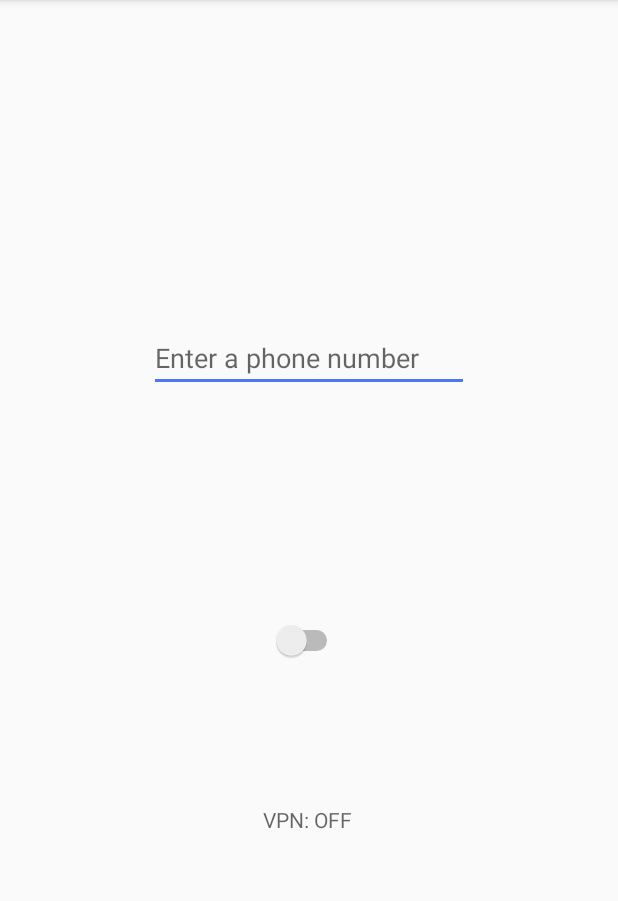
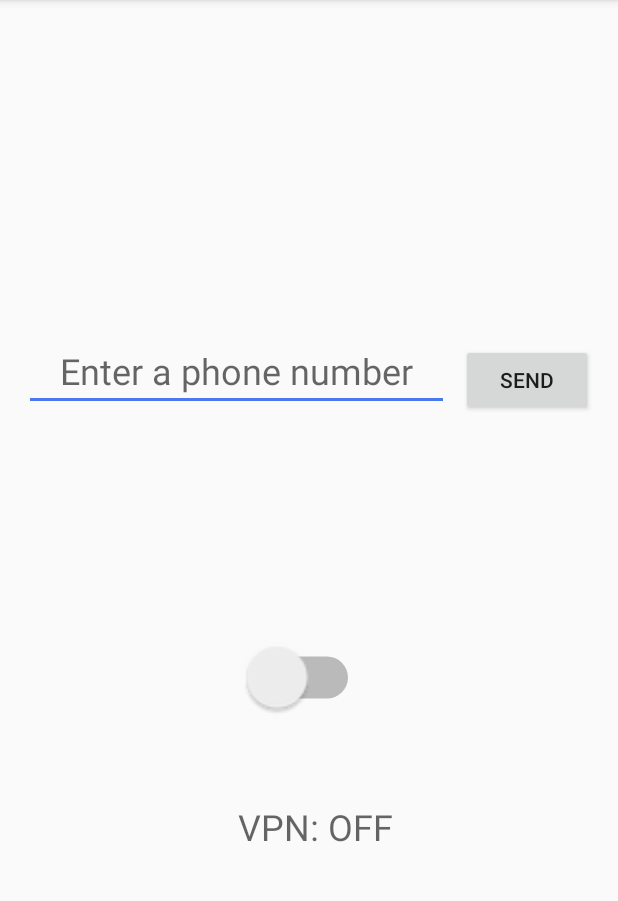
Before and after one commit to liben002/mmsnet, an Android app: the screen it shows after launch (MainActivity), on a phone screen of 412 x 824 dp, the part 84-985 px from its top. Run offline under Robolectric (Android 15) with nearby library versions, the phone set to English and light mode, and no system bars.

Commit message:
Added functionality to Client UI
Font has been increased.
Phone number centers.
Send button added, but no send functionality yet.

```diff
--- a/client/src/main/java/com/pantherman594/mmsnet/client/MainActivity.java
+++ b/client/src/main/java/com/pantherman594/mmsnet/client/MainActivity.java
@@ -1,15 +1,21 @@
 package com.pantherman594.mmsnet.client;
+
+import android.content.Intent;
 import android.graphics.Color;
 import android.graphics.drawable.ColorDrawable;
-import android.support.constraint.ConstraintLayout;
+import android.os.Bundle;
 import android.support.v7.app.AppCompatActivity;
-import android.os.Bundle;
 import android.widget.CompoundButton;
+import android.widget.EditText;
 import android.widget.Switch;
+import android.view.View;
 import android.widget.TextView;
+
+import static android.provider.AlarmClock.EXTRA_MESSAGE;
 
 public class MainActivity extends AppCompatActivity {
 
+    final String[] VPN_Status = {"VPN: OFF","VPN: ON"};
     ColorDrawable colorDrawable = new ColorDrawable(Color.parseColor("#4b77ef"));
     @Override
     protected void onCreate(Bundle savedInstanceState) {
@@ -25,32 +31,15 @@ public class MainActivity extends AppCompatActivity {
         // Checks for if the switch is on/off, then change the status text.
         VPN_Switch.setOnCheckedChangeListener(new CompoundButton.OnCheckedChangeListener() {
             public void onCheckedChanged(CompoundButton buttonView, boolean isChecked) {
-                if (buttonView.isChecked()){
+                if (buttonView.isChecked()) {
                     status.setText(VPN_Status[1]);
                     getSupportActionBar().setBackgroundDrawable(new ColorDrawable(Color.parseColor("#4b77ef")));
                     //actionBar.setBackgroundDrawable(colorDrawable);
-                }
-                else{
+                } else {
                     status.setText(VPN_Status[0]);
                     getSupportActionBar().setBackgroundDrawable(new ColorDrawable(Color.parseColor("#7e7e7e")));
                 }
             }
-
         });
     }
-
-    final String[] VPN_Status = {"VPN: OFF","VPN: ON"};
-
-
-
-   // VPN_Switch.setOnCheckedChangeListener(new CompoundButton.OnCheckedChangeListener() {
-        //public void onCheckedChanged(CompoundButton buttonView, boolean isChecked) {
-        //    if (buttonView.isChecked()){
-         //           status.setText(VPN_Status[1]);
-         //       }
-          //      else{
-          //          status.setText(VPN_Status[0]);
-         //       }
-         //   }
-       // });
 }
--- a/client/src/main/res/layout/activity_main.xml
+++ b/client/src/main/res/layout/activity_main.xml
@@ -2,30 +2,36 @@
 <android.support.constraint.ConstraintLayout xmlns:android="http://schemas.android.com/apk/res/android"
     xmlns:app="http://schemas.android.com/apk/res-auto"
     xmlns:tools="http://schemas.android.com/tools"
+    android:id="@+id/vpn_layout"
     android:layout_width="match_parent"
     android:layout_height="match_parent"
-    android:id="@+id/vpn_layout"
     tools:context=".MainActivity">
 
     <Switch
         android:id="@+id/VPN_Switch"
-        android:layout_width="45dp"
-        android:layout_height="28dp"
-        android:layout_marginBottom="96dp"
+        android:layout_width="77dp"
+        android:layout_height="46dp"
+        android:layout_marginEnd="8dp"
+        android:layout_marginBottom="60dp"
+        android:scaleX="2"
+        android:scaleY="2"
         app:layout_constraintBottom_toTopOf="@+id/VPN_Status"
         app:layout_constraintEnd_toEndOf="parent"
-        app:layout_constraintHorizontal_bias="0.5"
+        app:layout_constraintHorizontal_bias="0.42"
         app:layout_constraintStart_toStartOf="parent" />
 
     <TextView
         android:id="@+id/VPN_Status"
-        android:layout_width="wrap_content"
-        android:layout_height="19dp"
-        android:layout_marginBottom="212dp"
+        android:layout_width="108dp"
+        android:layout_height="41dp"
+        android:layout_marginStart="8dp"
+        android:layout_marginBottom="192dp"
         android:hint="@string/VPN_toggle"
+        android:textAlignment="center"
+        android:textSize="24sp"
         app:layout_constraintBottom_toBottomOf="parent"
         app:layout_constraintEnd_toEndOf="parent"
-        app:layout_constraintHorizontal_bias="0.498"
+        app:layout_constraintHorizontal_bias="0.5"
         app:layout_constraintStart_toStartOf="parent" />
 
     <android.support.constraint.Guideline
@@ -37,16 +43,31 @@
 
     <EditText
         android:id="@+id/editText2"
-        android:layout_width="wrap_content"
-        android:layout_height="wrap_content"
+        android:layout_width="283dp"
+        android:layout_height="51dp"
+        android:layout_marginStart="16dp"
         android:layout_marginTop="72dp"
         android:layout_marginBottom="8dp"
         android:ems="10"
+        android:gravity="center"
         android:hint="@string/edit_number"
         android:inputType="phone"
         android:singleLine="false"
+        android:textSize="24sp"
         app:layout_constraintBottom_toTopOf="@+id/VPN_Switch"
+        app:layout_constraintStart_toStartOf="parent"
+        app:layout_constraintTop_toTopOf="parent"
+        app:layout_constraintVertical_bias="0.507" />
+
+    <Button
+        android:id="@+id/button"
+        android:layout_width="wrap_content"
+        android:layout_height="wrap_content"
+        android:layout_marginStart="8dp"
+        android:layout_marginEnd="8dp"
+        android:text="@string/send_button"
+        app:layout_constraintBaseline_toBaselineOf="@+id/editText2"
         app:layout_constraintEnd_toEndOf="parent"
-        app:layout_constraintStart_toStartOf="parent"
-        app:layout_constraintTop_toTopOf="parent" />
+        app:layout_constraintHorizontal_bias="0.0"
+        app:layout_constraintStart_toEndOf="@+id/editText2" />
 </android.support.constraint.ConstraintLayout>
--- a/client/src/main/res/values/strings.xml
+++ b/client/src/main/res/values/strings.xml
@@ -2,4 +2,5 @@
     <string name="app_name">MMSNet</string>
     <string name="edit_number">Enter a phone number</string>
     <string name="VPN_toggle">VPN: OFF</string>
+    <string name="send_button">Send</string>
 </resources>
--- a/server/src/main/AndroidManifest.xml
+++ b/server/src/main/AndroidManifest.xml
@@ -9,7 +9,13 @@
         android:roundIcon="@mipmap/ic_launcher_round"
         android:supportsRtl="true"
         android:theme="@style/AppTheme">
-        <activity android:name=".MainActivity"></activity>
+        <activity android:name=".MainActivity">
+            <intent-filter>
+                <action android:name="android.intent.action.MAIN" />
+
+                <category android:name="android.intent.category.LAUNCHER" />
+            </intent-filter>
+        </activity>
     </application>
 
 </manifest>
--- a/server/src/main/java/com/pantherman594/mmsnet/server/MainActivity.java
+++ b/server/src/main/java/com/pantherman594/mmsnet/server/MainActivity.java
@@ -2,8 +2,8 @@ package com.pantherman594.mmsnet.server;
 
 import android.graphics.Color;
 import android.graphics.drawable.ColorDrawable;
+import android.os.Bundle;
 import android.support.v7.app.AppCompatActivity;
-import android.os.Bundle;
 import android.widget.CompoundButton;
 import android.widget.Switch;
 import android.widget.TextView;
```
